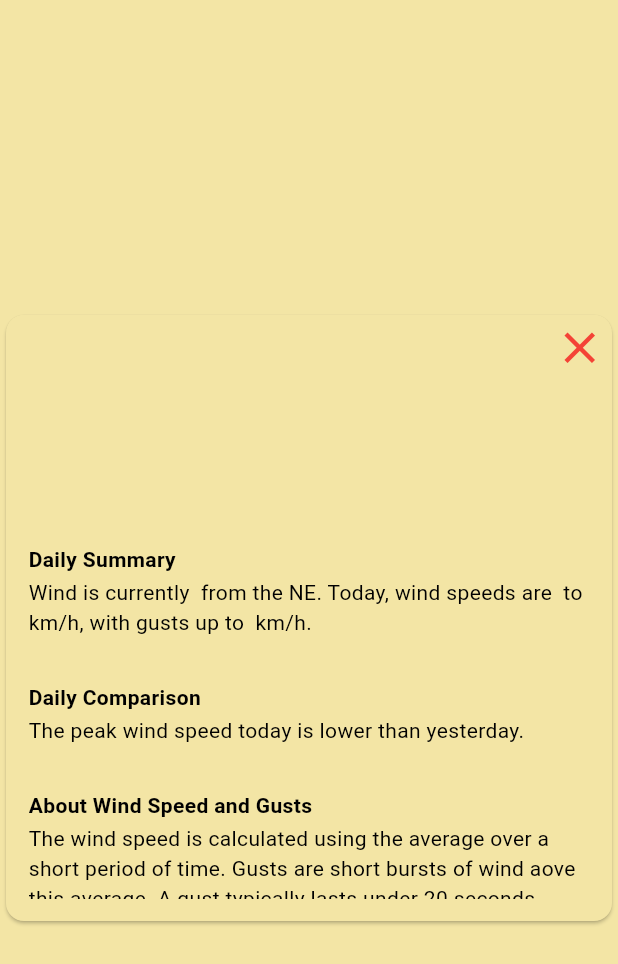
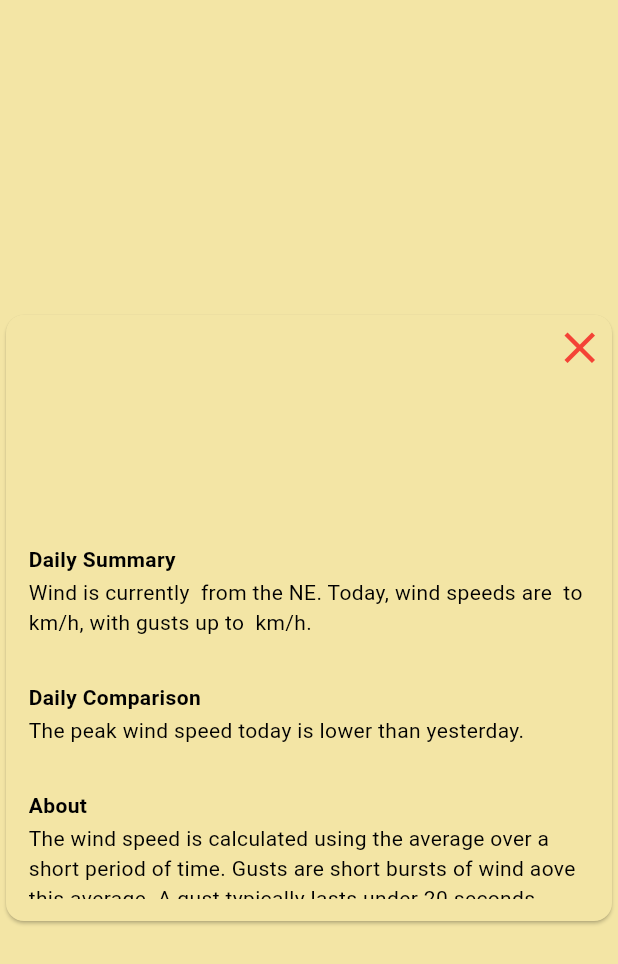
Before and after one commit to johnkimhyuntae/astral, a Flutter app: the WeatherInfoCardExpanded widget shown alone on an empty page, opened directly with empty values, on a phone screen of 412 x 824 dp. Shown: the top 964 px of the screen. Run offline on Flutter 3.47's test engine with Material 3 defaults, Android fonts, the phone set to English and light mode, and no system bars.

Commit message:
More weather info card changes

```diff
--- a/lib/weather_info_card.dart
+++ b/lib/weather_info_card.dart
@@ -148,7 +148,7 @@ class WeatherInfoCardExpanded extends StatelessWidget {
                     Align(
                       alignment: Alignment.centerLeft,
                       child: Text(
-                        'About Wind Speed and Gusts',
+                        'About $title',
                         style: TextStyle(
                           color: Theme.of(context).colorScheme.primary,
                           fontWeight: FontWeight.bold,
```
